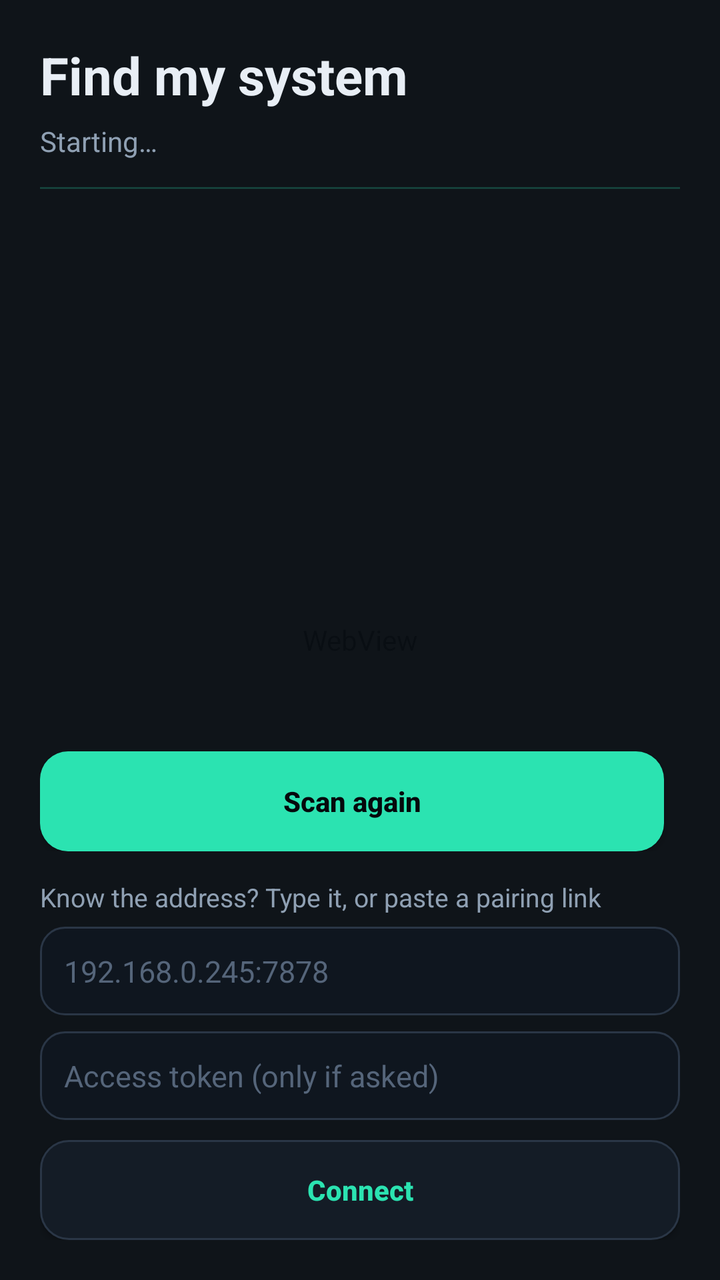
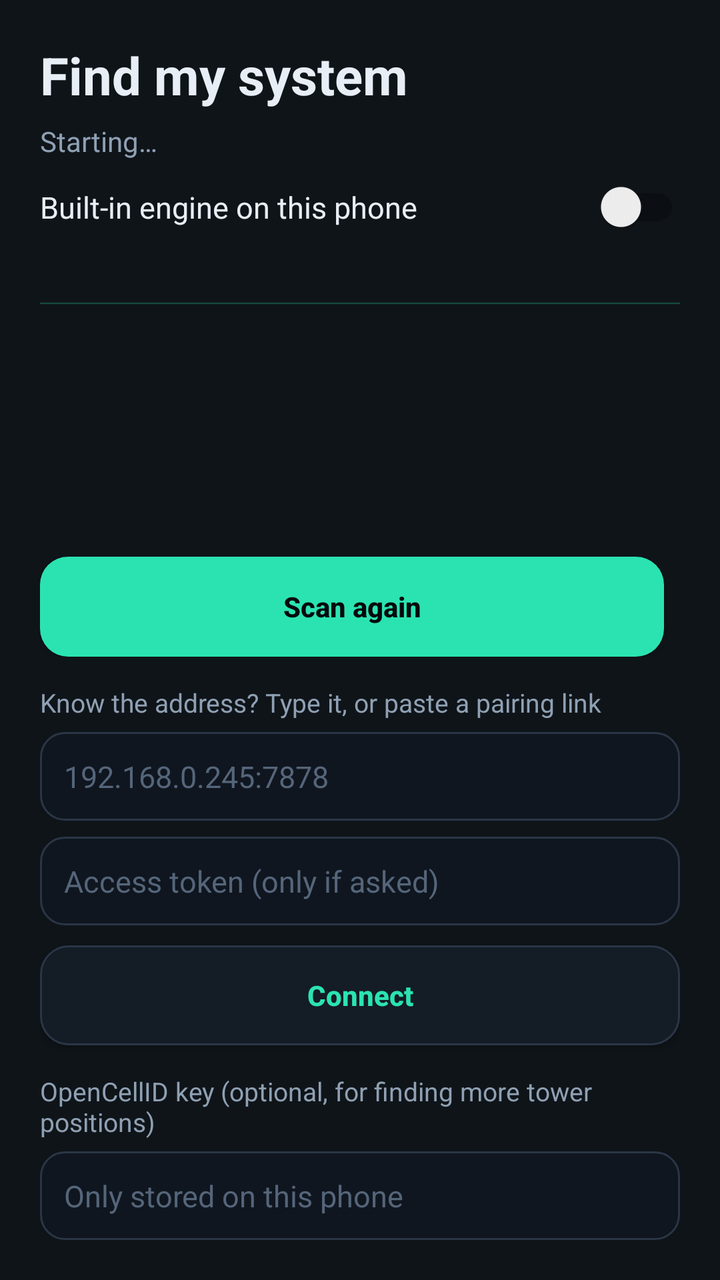

Before-and-after screenshots of an Android layout around one commit, followed by the original layout XML and the change that was made.
<!-- AndroidManifest.xml: application theme Theme.Pulse -->
<!-- res/layout/activity_main.xml -->
<?xml version="1.0" encoding="utf-8"?>
<FrameLayout xmlns:android="http://schemas.android.com/apk/res/android"
    android:layout_width="match_parent"
    android:layout_height="match_parent"
    android:background="@color/bg">

    <WebView
        android:id="@+id/web"
        android:layout_width="match_parent"
        android:layout_height="match_parent" />

    
    <TextView
        android:id="@+id/findButton"
        android:layout_width="wrap_content"
        android:layout_height="wrap_content"
        android:layout_gravity="bottom|end"
        android:layout_marginEnd="14dp"
        android:layout_marginBottom="92dp"
        android:background="@drawable/pill_bg"
        android:paddingStart="16dp"
        android:paddingTop="11dp"
        android:paddingEnd="16dp"
        android:paddingBottom="11dp"
        android:text="⌖  Find"
        android:textColor="@color/accent"
        android:textSize="14sp"
        android:textStyle="bold"
        android:visibility="gone" />

    <LinearLayout
        android:id="@+id/finder"
        android:layout_width="match_parent"
        android:layout_height="match_parent"
        android:background="@color/panel"
        android:clickable="true"
        android:focusable="true"
        android:orientation="vertical"
        android:padding="20dp">

        <TextView
            android:layout_width="wrap_content"
            android:layout_height="wrap_content"
            android:text="Find my system"
            android:textColor="@color/text"
            android:textSize="26sp"
            android:textStyle="bold" />

        <TextView
            android:id="@+id/status"
            android:layout_width="match_parent"
            android:layout_height="wrap_content"
            android:layout_marginTop="6dp"
            android:text="Starting…"
            android:textColor="@color/muted"
            android:textSize="14sp" />

        <ProgressBar
            android:id="@+id/progress"
            style="?android:attr/progressBarStyleHorizontal"
            android:layout_width="match_parent"
            android:layout_height="4dp"
            android:layout_marginTop="12dp"
            android:layout_marginBottom="8dp"
            android:indeterminate="true" />

        <ListView
            android:id="@+id/list"
            android:layout_width="match_parent"
            android:layout_height="0dp"
            android:layout_weight="1"
            android:divider="@android:color/transparent"
            android:dividerHeight="8dp"
            android:scrollbars="none" />

        <LinearLayout
            android:layout_width="match_parent"
            android:layout_height="wrap_content"
            android:layout_marginTop="10dp"
            android:orientation="horizontal">

            <Button
                android:id="@+id/scanButton"
                android:layout_width="0dp"
                android:layout_height="50dp"
                android:layout_marginEnd="8dp"
                android:layout_weight="1"
                android:background="@drawable/button_bg"
                android:text="Scan again"
                android:textAllCaps="false"
                android:textColor="#05080C"
                android:textStyle="bold" />

            <Button
                android:id="@+id/closeButton"
                android:layout_width="0dp"
                android:layout_height="50dp"
                android:layout_weight="1"
                android:background="@drawable/button_alt_bg"
                android:text="Close"
                android:textAllCaps="false"
                android:textColor="@color/text"
                android:visibility="gone" />
        </LinearLayout>

        <TextView
            android:layout_width="wrap_content"
            android:layout_height="wrap_content"
            android:layout_marginTop="14dp"
            android:text="Know the address? Type it, or paste a pairing link"
            android:textColor="@color/muted"
            android:textSize="13sp" />

        <EditText
            android:id="@+id/addr"
            android:layout_width="match_parent"
            android:layout_height="wrap_content"
            android:layout_marginTop="6dp"
            android:background="@drawable/input_bg"
            android:hint="192.168.0.245:7878"
            android:imeOptions="actionGo"
            android:importantForAutofill="no"
            android:inputType="textUri"
            android:padding="12dp"
            android:singleLine="true"
            android:textColor="@color/text"
            android:textColorHint="#55657A"
            android:textSize="15sp" />

        <EditText
            android:id="@+id/token"
            android:layout_width="match_parent"
            android:layout_height="wrap_content"
            android:layout_marginTop="8dp"
            android:background="@drawable/input_bg"
            android:hint="Access token (only if asked)"
            android:importantForAutofill="no"
            android:inputType="textPassword"
            android:padding="12dp"
            android:singleLine="true"
            android:textColor="@color/text"
            android:textColorHint="#55657A"
            android:textSize="15sp" />

        <Button
            android:id="@+id/connectButton"
            android:layout_width="match_parent"
            android:layout_height="50dp"
            android:layout_marginTop="10dp"
            android:background="@drawable/button_alt_bg"
            android:text="Connect"
            android:textAllCaps="false"
            android:textColor="@color/accent"
            android:textStyle="bold" />
    </LinearLayout>
</FrameLayout>
<!-- resources referenced by this layout -->
<resources>
  <color name="accent">#2BE3B1</color>
  <color name="bg">#05080C</color>
  <color name="muted">#8FA0B3</color>
  <color name="panel">#F20A0F15</color>
  <color name="text">#E8EEF5</color>
  <!-- drawable button_alt_bg (drawable) -->
  <?xml version="1.0" encoding="utf-8"?>
  <shape xmlns:android="http://schemas.android.com/apk/res/android" android:shape="rectangle">
      <solid android:color="#141C26" />
      <stroke android:width="1dp" android:color="#2A3646" />
      <corners android:radius="14dp" />
  </shape>
  <!-- drawable button_bg (drawable) -->
  <?xml version="1.0" encoding="utf-8"?>
  <shape xmlns:android="http://schemas.android.com/apk/res/android" android:shape="rectangle">
      <solid android:color="#2BE3B1" />
      <corners android:radius="14dp" />
  </shape>
  <!-- drawable input_bg (drawable) -->
  <?xml version="1.0" encoding="utf-8"?>
  <shape xmlns:android="http://schemas.android.com/apk/res/android" android:shape="rectangle">
      <solid android:color="#0F161F" />
      <stroke android:width="1dp" android:color="#2A3646" />
      <corners android:radius="12dp" />
  </shape>
  <!-- drawable pill_bg (drawable) -->
  <?xml version="1.0" encoding="utf-8"?>
  <shape xmlns:android="http://schemas.android.com/apk/res/android" android:shape="rectangle">
      <solid android:color="#E60A0F15" />
      <stroke android:width="1dp" android:color="#2BE3B1" />
      <corners android:radius="24dp" />
  </shape>
  <style name="Theme.Pulse" parent="Theme.AppCompat.DayNight.NoActionBar">
          <item name="android:windowBackground">@color/bg</item>
          <item name="android:statusBarColor">@color/bg</item>
          <item name="android:navigationBarColor">@color/bg</item>
          <item name="colorAccent">@color/accent</item>
          <item name="colorControlActivated">@color/accent</item>
      </style>
</resources>

<!-- the commit's change to res/layout/activity_main.xml (unified diff, before → after) -->
@@ -55,6 +55,24 @@
             android:textColor="@color/muted"
             android:textSize="14sp" />
 
+        <androidx.appcompat.widget.SwitchCompat
+            android:id="@+id/engineSwitch"
+            android:layout_width="match_parent"
+            android:layout_height="wrap_content"
+            android:layout_marginTop="10dp"
+            android:text="Built-in engine on this phone"
+            android:textColor="@color/text"
+            android:textSize="15sp" />
+
+        <TextView
+            android:id="@+id/engineStatus"
+            android:layout_width="match_parent"
+            android:layout_height="wrap_content"
+            android:layout_marginTop="6dp"
+            android:fontFamily="monospace"
+            android:textColor="@color/muted"
+            android:textSize="11sp" />
+
         <ProgressBar
             android:id="@+id/progress"
             style="?android:attr/progressBarStyleHorizontal"
@@ -152,5 +170,80 @@
             android:textAllCaps="false"
             android:textColor="@color/accent"
             android:textStyle="bold" />
+
+        <TextView
+            android:layout_width="wrap_content"
+            android:layout_height="wrap_content"
+            android:layout_marginTop="14dp"
+            android:text="OpenCellID key (optional, for finding more tower positions)"
+            android:textColor="@color/muted"
+            android:textSize="13sp" />
+
+        <EditText
+            android:id="@+id/ocid"
+            android:layout_width="match_parent"
+            android:layout_height="wrap_content"
+            android:layout_marginTop="6dp"
+            android:background="@drawable/input_bg"
+            android:hint="Only stored on this phone"
+            android:importantForAutofill="no"
+            android:inputType="textPassword"
+            android:padding="12dp"
+            android:singleLine="true"
+            android:textColor="@color/text"
+            android:textColorHint="#55657A"
+            android:textSize="15sp" />
+    </LinearLayout>
+
+    
+    <LinearLayout
+        android:id="@+id/intro"
+        android:layout_width="match_parent"
+        android:layout_height="match_parent"
+        android:background="@color/panel"
+        android:clickable="true"
+        android:focusable="true"
+        android:gravity="center_vertical"
+        android:orientation="vertical"
+        android:padding="24dp"
+        android:visibility="gone">
+
+        <TextView
+            android:layout_width="wrap_content"
+            android:layout_height="wrap_content"
+            android:text="PULSE works on this phone"
+            android:textColor="@color/text"
+            android:textSize="26sp"
+            android:textStyle="bold" />
+
+        <TextView
+            android:id="@+id/introText"
+            android:layout_width="match_parent"
+            android:layout_height="wrap_content"
+            android:layout_marginTop="12dp"
+            android:lineSpacingExtra="3dp"
+            android:textColor="@color/muted"
+            android:textSize="15sp" />
+
+        <Button
+            android:id="@+id/introContinue"
+            android:layout_width="match_parent"
+            android:layout_height="52dp"
+            android:layout_marginTop="20dp"
+            android:background="@drawable/button_bg"
+            android:text="Continue"
+            android:textAllCaps="false"
+            android:textColor="#05080C"
+            android:textStyle="bold" />
+
+        <Button
+            android:id="@+id/introOther"
+            android:layout_width="match_parent"
+            android:layout_height="50dp"
+            android:layout_marginTop="10dp"
+            android:background="@drawable/button_alt_bg"
+            android:text="Open another PULSE system instead"
+            android:textAllCaps="false"
+            android:textColor="@color/text" />
     </LinearLayout>
 </FrameLayout>
